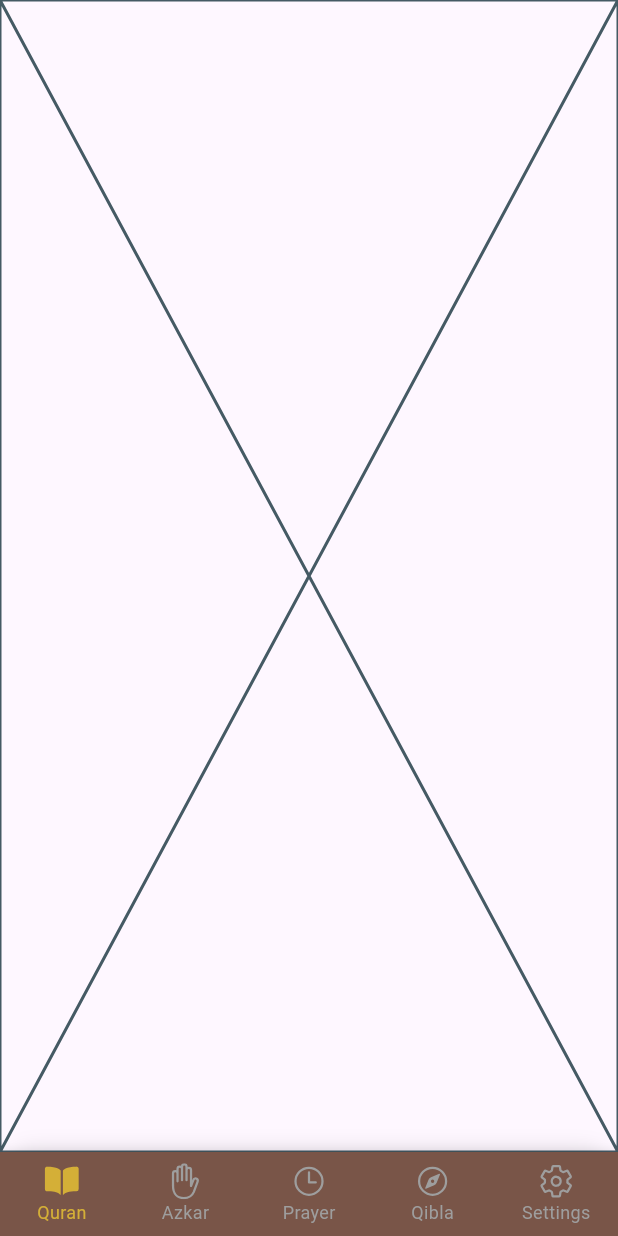
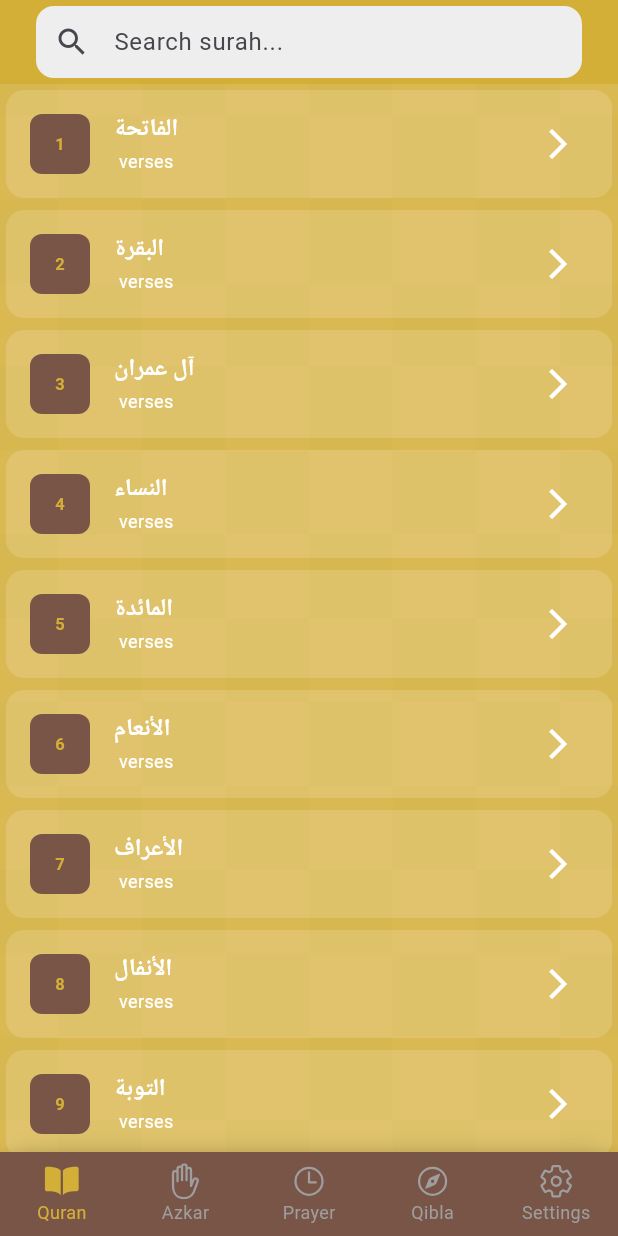
Before and after one commit to fwdAndroid/quran_al_kareem, a Flutter app: the screen it shows after launch, on a phone screen of 412 x 824 dp. Run offline on Flutter 3.47's test engine with Material 3 defaults, Android fonts, the phone set to English and light mode, and no system bars; our stand-ins replace ionicons; missing offline and left inert: quran.

Commit message:
Quran Page Implemented

```diff
--- /dev/null
+++ b/lib/screens/detail/surah_detail_page.dart
@@ -0,0 +1,109 @@
+import 'package:flutter/material.dart';
+import 'package:quran/quran.dart' as quran;
+import 'package:quran_al_kareem/utils/colors.dart';
+
+class SurahDetailScreen extends StatefulWidget {
+  final int surahNumber;
+
+  const SurahDetailScreen({super.key, required this.surahNumber});
+
+  @override
+  State<SurahDetailScreen> createState() => _SurahDetailScreenState();
+}
+
+class _SurahDetailScreenState extends State<SurahDetailScreen> {
+  int fontSize = 18;
+  bool showTranslation = true;
+
+  @override
+  Widget build(BuildContext context) {
+    final surahName = quran.getSurahName(widget.surahNumber);
+    final versesCount = quran.getVerseCount(widget.surahNumber);
+
+    return Scaffold(
+      appBar: AppBar(
+        iconTheme: const IconThemeData(color: Colors.white),
+        backgroundColor: mainColor,
+        title: Text(surahName, style: const TextStyle(color: Colors.white)),
+      ),
+      body: Stack(
+        children: [
+          // 🌙 Background image
+          Positioned.fill(
+            child: Image.asset(
+              'assets/bg.png', // ✅ Replace with your actual image path
+              fit: BoxFit.cover,
+            ),
+          ),
+
+          // Optional dark overlay for readability
+          Container(color: mainColor.withOpacity(0.3)),
+
+          // Main content
+          Padding(
+            padding: const EdgeInsets.all(16.0),
+            child: ListView.builder(
+              itemCount: versesCount,
+              itemBuilder: (context, index) {
+                final verseNumber = index + 1;
+                return Card(
+                  color: Colors.white.withOpacity(
+                    0.1,
+                  ), // <-- semi-transparent background
+                  elevation: 0,
+                  shape: RoundedRectangleBorder(
+                    borderRadius: BorderRadius.circular(12),
+                  ),
+                  margin: const EdgeInsets.only(bottom: 12),
+                  child: Padding(
+                    padding: const EdgeInsets.all(12.0),
+                    child: Column(
+                      crossAxisAlignment: CrossAxisAlignment.end,
+                      children: [
+                        // Arabic verse
+                        Text(
+                          quran.getVerse(
+                            widget.surahNumber,
+                            verseNumber,
+                            verseEndSymbol: true,
+                          ),
+                          textAlign: TextAlign.right,
+                          style: TextStyle(
+                            fontSize: fontSize.toDouble() + 4,
+                            fontFamily: 'Uthmanic',
+                            color: Colors.white,
+                          ),
+                        ),
+                        const SizedBox(height: 8),
+                        // Verse number
+                        Align(
+                          alignment: Alignment.centerLeft,
+                          child: Container(
+                            width: 30,
+                            height: 30,
+                            decoration: BoxDecoration(
+                              color: Colors.white,
+                              shape: BoxShape.circle,
+                            ),
+                            alignment: Alignment.center,
+                            child: Text(
+                              verseNumber.toString(),
+                              style: TextStyle(
+                                fontWeight: FontWeight.bold,
+                                color: mainColor,
+                              ),
+                            ),
+                          ),
+                        ),
+                      ],
+                    ),
+                  ),
+                );
+              },
+            ),
+          ),
+        ],
+      ),
+    );
+  }
+}
--- a/lib/screens/pages/quran_screen.dart
+++ b/lib/screens/pages/quran_screen.dart
@@ -1,4 +1,8 @@
 import 'package:flutter/material.dart';
+import 'package:quran/quran.dart' as quran;
+import 'package:quran_al_kareem/screens/detail/surah_detail_page.dart';
+import 'package:quran_al_kareem/utils/colors.dart';
+import 'package:quran_al_kareem/utils/surah_names_utils.dart';
 
 class QuranScreen extends StatefulWidget {
   const QuranScreen({super.key});
@@ -8,8 +12,140 @@ class QuranScreen extends StatefulWidget {
 }
 
 class _QuranScreenState extends State<QuranScreen> {
+  List<int> allSurah = List.generate(114, (index) => index + 1);
+  List<int> filteredSurah = [];
+  final TextEditingController _searchController = TextEditingController();
+
+  @override
+  void initState() {
+    super.initState();
+    filteredSurah = allSurah;
+    _searchController.addListener(_filterSurahs);
+  }
+
+  void _filterSurahs() {
+    final query = _searchController.text.toLowerCase();
+    if (query.isEmpty) {
+      setState(() {
+        filteredSurah = allSurah;
+      });
+    } else {
+      setState(() {
+        filteredSurah = allSurah.where((surahNumber) {
+          final arabic = arabicSurahNames[surahNumber - 1].toLowerCase();
+          final english = quran.getSurahNameEnglish(surahNumber).toLowerCase();
+          final transliteration = transliterationSurahNames[surahNumber - 1]
+              .toLowerCase();
+
+          return arabic.contains(query) ||
+              english.contains(query) ||
+              transliteration.contains(query);
+        }).toList();
+      });
+    }
+  }
+
+  @override
+  void dispose() {
+    _searchController.dispose();
+    super.dispose();
+  }
+
   @override
   Widget build(BuildContext context) {
-    return const Placeholder();
+    return Scaffold(
+      appBar: AppBar(
+        title: Padding(
+          padding: const EdgeInsets.all(8.0),
+          child: Container(
+            decoration: BoxDecoration(
+              color: Colors.grey[200],
+              borderRadius: BorderRadius.circular(12),
+            ),
+            child: TextField(
+              controller: _searchController,
+              decoration: InputDecoration(
+                hintText: 'Search surah...',
+                prefixIcon: const Icon(Icons.search),
+                border: InputBorder.none,
+                contentPadding: const EdgeInsets.symmetric(
+                  horizontal: 16,
+                  vertical: 12,
+                ),
+              ),
+            ),
+          ),
+        ),
+        backgroundColor: Colors.transparent,
+      ),
+      backgroundColor: mainColor,
+      body: SafeArea(
+        child: Stack(
+          children: [
+            Positioned.fill(
+              child: Image.asset("assets/bg.png", fit: BoxFit.cover),
+            ),
+            Container(
+              color: mainColor.withOpacity(
+                0.3,
+              ), // optional overlay for better contrast
+            ),
+            // Modern search bar
+            Expanded(
+              child: ListView.builder(
+                itemCount: filteredSurah.length,
+                itemBuilder: (context, index) {
+                  final surahNumber = filteredSurah[index];
+                  return buildSurahCard(context, surahNumber);
+                },
+              ),
+            ),
+          ],
+        ),
+      ),
+    );
+  }
+
+  Widget buildSurahCard(BuildContext context, int surahNumber) {
+    return Card(
+      color: Colors.white.withOpacity(0.15), // <-- semi-transparent background
+      elevation: 0,
+      shape: RoundedRectangleBorder(borderRadius: BorderRadius.circular(12)),
+      child: ListTile(
+        leading: Container(
+          width: 40,
+          height: 40,
+          decoration: BoxDecoration(
+            color: Colors.brown,
+            borderRadius: BorderRadius.circular(8),
+          ),
+          alignment: Alignment.center,
+          child: Text(
+            surahNumber.toString(),
+            style: TextStyle(fontWeight: FontWeight.bold, color: mainColor),
+          ),
+        ),
+        title: Text(
+          arabicSurahNames[surahNumber - 1],
+          style: const TextStyle(
+            fontWeight: FontWeight.bold,
+            color: Colors.white,
+          ),
+        ),
+        subtitle: Text(
+          '${quran.getVerseCount(surahNumber)} verses ',
+          style: TextStyle(color: Colors.white, fontSize: 12),
+        ),
+        trailing: Icon(Icons.arrow_forward_ios, color: Colors.white),
+        onTap: () {
+          Navigator.push(
+            context,
+            MaterialPageRoute(
+              builder: (context) => SurahDetailScreen(surahNumber: surahNumber),
+            ),
+          );
+        },
+      ),
+    );
   }
 }
--- /dev/null
+++ b/lib/utils/surah_names_utils.dart
@@ -0,0 +1,233 @@
+List<String> arabicSurahNames = [
+  'الفاتحة',
+  'البقرة',
+  'آل عمران',
+  'النساء',
+  'المائدة',
+  'الأنعام',
+  'الأعراف',
+  'الأنفال',
+  'التوبة',
+  'يونس',
+  'هود',
+  'يوسف',
+  'الرعد',
+  'إبراهيم',
+  'الحجر',
+  'النحل',
+  'الإسراء',
+  'الكهف',
+  'مريم',
+  'طه',
+  'الأنبياء',
+  'الحج',
+  'المؤمنون',
+  'النور',
+  'الفرقان',
+  'الشعراء',
+  'النمل',
+  'القصص',
+  'العنكبوت',
+  'الروم',
+  'لقمان',
+  'السجدة',
+  'الأحزاب',
+  'سبإ',
+  'فاطر',
+  'يس',
+  'الصافات',
+  'ص',
+  'الزمر',
+  'غافر',
+  'فصلت',
+  'الشورى',
+  'الزخرف',
+  'الدخان',
+  'الجاثية',
+  'الأحقاف',
+  'محمد',
+  'الفتح',
+  'الحجرات',
+  'ق',
+  'الذاريات',
+  'الطور',
+  'النجم',
+  'القمر',
+  'الرحمن',
+  'الواقعة',
+  'الحديد',
+  'المجادلة',
+  'الحشر',
+  'الممتحنة',
+  'الصف',
+  'الجمعة',
+  'المنافقون',
+  'التغابن',
+  'الطلاق',
+  'التحريم',
+  'الملك',
+  'القلم',
+  'الحاقة',
+  'المعارج',
+  'نوح',
+  'الجن',
+  'المزمل',
+  'المدثر',
+  'القيامة',
+  'الإنسان',
+  'المرسلات',
+  'النبأ',
+  'النازعات',
+  'عبس',
+  'التكوير',
+  'الانفطار',
+  'المطففين',
+  'الانشقاق',
+  'البروج',
+  'الطارق',
+  'الأعلى',
+  'الغاشية',
+  'الفجر',
+  'البلد',
+  'الشمس',
+  'الليل',
+  'الضحى',
+  'الشرح',
+  'التين',
+  'العلق',
+  'القدر',
+  'البينة',
+  'الزلزلة',
+  'العاديات',
+  'القارعة',
+  'التكاثر',
+  'العصر',
+  'الهمزة',
+  'الفيل',
+  'قريش',
+  'الماعون',
+  'الكوثر',
+  'الكافرون',
+  'النصر',
+  'المسد',
+  'الإخلاص',
+  'الفلق',
+  'الناس',
+];
+
+const List<String> transliterationSurahNames = [
+  "al-fatihah",
+  "al-baqarah",
+  "aal-imran",
+  "an-nisa",
+  "al-maidah",
+  "al-anam",
+  "al-araf",
+  "al-anfal",
+  "at-tawbah",
+  "yunus",
+  "hud",
+  "yusuf",
+  "ar-rad",
+  "ibrahim",
+  "al-hijr",
+  "an-nahl",
+  "al-isra",
+  "al-kahf",
+  "maryam",
+  "ta-ha",
+  "al-anbiya",
+  "al-hajj",
+  "al-muminun",
+  "an-nur",
+  "al-furqan",
+  "ash-shuara",
+  "an-naml",
+  "al-qasas",
+  "al-ankabut",
+  "ar-rum",
+  "luqman",
+  "as-sajdah",
+  "al-ahzab",
+  "saba",
+  "fatir",
+  "ya-sin",
+  "as-saffat",
+  "sad",
+  "az-zumar",
+  "ghafir",
+  "fussilat",
+  "ash-shura",
+  "az-zukhruf",
+  "ad-dukhan",
+  "al-jathiya",
+  "al-ahqaf",
+  "muhammad",
+  "al-fath",
+  "al-hujurat",
+  "qaf",
+  "adh-dhariyat",
+  "at-tur",
+  "an-najm",
+  "al-qamar",
+  "ar-rahman",
+  "al-waqiah",
+  "al-hadid",
+  "al-mujadila",
+  "al-hashr",
+  "al-mumtahanah",
+  "as-saff",
+  "al-jumuah",
+  "al-munafiqun",
+  "at-taghabun",
+  "at-talaq",
+  "at-tahrim",
+  "al-mulk",
+  "al-qalam",
+  "al-haqqah",
+  "al-maarij",
+  "nuh",
+  "al-jinn",
+  "al-muzzammil",
+  "al-muddaththir",
+  "al-qiyamah",
+  "al-insan",
+  "al-mursalat",
+  "an-naba",
+  "an-naziat",
+  "abasa",
+  "at-takwir",
+  "al-infitar",
+  "al-mutaffifin",
+  "al-inshiqaq",
+  "al-buruj",
+  "at-tariq",
+  "al-ala",
+  "al-ghashiyah",
+  "al-fajr",
+  "al-balad",
+  "ash-shams",
+  "al-lail",
+  "ad-duha",
+  "ash-sharh",
+  "at-tin",
+  "al-alaq",
+  "al-qadr",
+  "al-bayyinah",
+  "az-zalzalah",
+  "al-adiyat",
+  "al-qariah",
+  "at-takathur",
+  "al-asr",
+  "al-humazah",
+  "al-fil",
+  "quraish",
+  "al-maun",
+  "al-kawthar",
+  "al-kafirun",
+  "an-nasr",
+  "al-masad",
+  "al-ikhlas",
+  "al-falaq",
+  "an-nas",
+];
```
Also changed, not shown: pubspec.yaml (+5 -11 lines), pubspec.lock.
